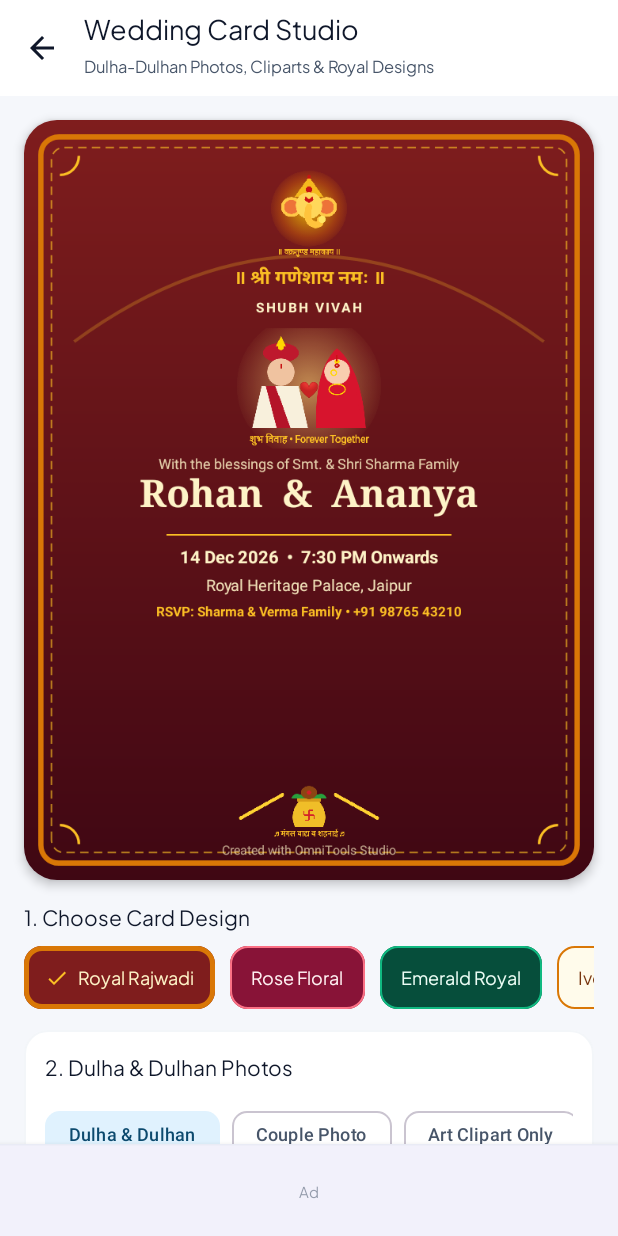
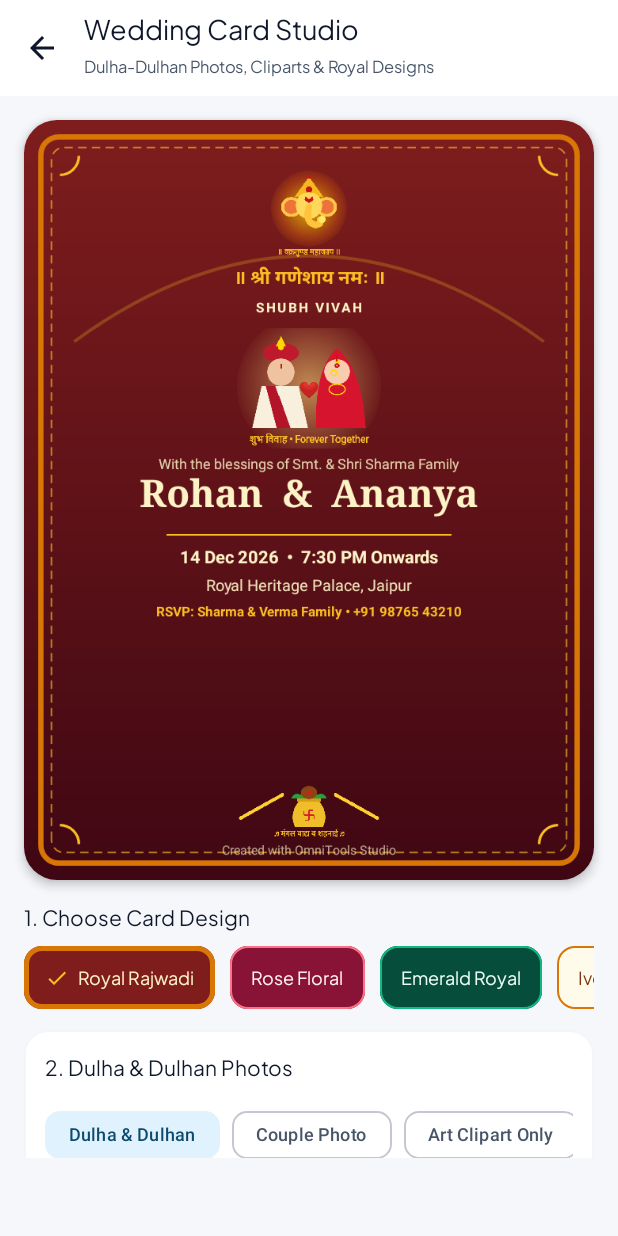
Before and after one commit to pickprimehelp/Omnitools-2.5, an Android app built with Jetpack Compose: the screen it shows after launch (MainActivity), after a tap on "TOP", on a phone screen of 412 x 824 dp. Run offline under Robolectric (Android 15) with nearby library versions, the phone set to English and light mode, and no system bars; our stand-ins replace AdMob; pictures from the network do not load.

Commit message:
refactor: update rewarded ad logic and app version
- Refactor `AdManager` to pass reward status to `onDismissed` callback.
- Migrate post-ad export actions to the dismissal event in `WatermarkExportBar`.
- Simplify `HomeScreen` header UI.
- Increment app version to 5.0.2.

```diff
--- a/app/build.gradle.kts
+++ b/app/build.gradle.kts
@@ -11,8 +11,8 @@ android {
         applicationId = "com.aistudio.omnitools.xkrvp"
         minSdk = 24
         targetSdk = 36
-        versionCode = 11
-        versionName = "5.0.1"
+        versionCode = 12
+        versionName = "5.0.2"
         multiDexEnabled = true
 
         testInstrumentationRunner = "androidx.test.runner.AndroidJUnitRunner"
--- a/app/src/main/java/com/example/ads/AdManager.kt
+++ b/app/src/main/java/com/example/ads/AdManager.kt
@@ -11,20 +11,15 @@ import android.view.View
 import android.view.ViewGroup
 import android.widget.FrameLayout
 import android.widget.Toast
+import androidx.compose.animation.animateContentSize
 import androidx.compose.foundation.layout.Box
-import androidx.compose.foundation.layout.Column
 import androidx.compose.foundation.layout.WindowInsets
 import androidx.compose.foundation.layout.fillMaxWidth
 import androidx.compose.foundation.layout.height
 import androidx.compose.foundation.layout.ime
 import androidx.compose.foundation.layout.navigationBars
-import androidx.compose.foundation.layout.padding
 import androidx.compose.foundation.layout.union
 import androidx.compose.foundation.layout.windowInsetsPadding
-import androidx.compose.material3.HorizontalDivider
-import androidx.compose.material3.MaterialTheme
-import androidx.compose.material3.Surface
-import androidx.compose.material3.Text
 import androidx.compose.runtime.Composable
 import androidx.compose.runtime.DisposableEffect
 import androidx.compose.runtime.LaunchedEffect
@@ -353,7 +348,7 @@ object AdManager {
         onLoadingChanged: (Boolean) -> Unit = {},
         onRewardEarned: () -> Unit,
         onAdUnavailable: () -> Unit = {},
-        onDismissed: () -> Unit = {}
+        onDismissed: (rewardEarned: Boolean) -> Unit = {}
     ) {
         runOnMain {
             if (isShowingRewarded || isShowingInterstitial || activity.isFinishing || activity.isDestroyed) {
@@ -387,7 +382,7 @@ object AdManager {
                     preloadRewarded(activity)
                 }
             }
-            handler.postDelayed(timeoutRunnable, 8_000L)
+            handler.postDelayed(timeoutRunnable, 15_000L)
 
             try {
                 RewardedAd.load(
@@ -421,11 +416,12 @@ object AdManager {
                                 handler.removeCallbacks(timeoutRunnable)
                                 onLoadingChanged(false)
                                 Log.w(TAG, "On-demand Rewarded load failed (${error.code}): ${error.message}")
-                                Toast.makeText(
-                                    activity,
-                                    "Ad unavailable right now. Save with watermark or try again shortly.",
-                                    Toast.LENGTH_SHORT
-                                ).show()
+                                val toastMsg = if (BuildConfig.DEBUG) {
+                                    "Rewarded Err ${error.code}: ${error.message.take(40)}"
+                                } else {
+                                    "Ad unavailable right now. Save with watermark or try again shortly."
+                                }
+                                Toast.makeText(activity, toastMsg, Toast.LENGTH_SHORT).show()
                                 onAdUnavailable()
                                 retryRewarded()
                             }
@@ -448,7 +444,7 @@ object AdManager {
         activity: Activity,
         ad: RewardedAd,
         onRewardEarned: () -> Unit,
-        onDismissed: () -> Unit
+        onDismissed: (rewardEarned: Boolean) -> Unit
     ) {
         isShowingRewarded = true
         var rewardEarned = false
@@ -464,14 +460,14 @@ object AdManager {
                         Toast.LENGTH_SHORT
                     ).show()
                 }
-                onDismissed()
+                onDismissed(rewardEarned)
             }
 
             override fun onAdFailedToShowFullScreenContent(error: AdError) {
                 isShowingRewarded = false
                 Log.w(TAG, "Rewarded show failed: ${error.message}")
                 appContext?.let { preloadRewarded(it) }
-                onDismissed()
+                onDismissed(false)
             }
         }
 
@@ -486,51 +482,34 @@ object AdManager {
             isShowingRewarded = false
             Log.e(TAG, "Rewarded show exception", t)
             appContext?.let { preloadRewarded(it) }
-            onDismissed()
+            onDismissed(false)
         }
     }
 }
 
 private class BannerAdHolder(
     context: Context,
-    private val onLoadedStateChanged: (Boolean) -> Unit,
-    private val onHeightChanged: (Float) -> Unit,
-    private val onStatusTextChanged: (String) -> Unit
+    private val onVisibilityChanged: (visible: Boolean) -> Unit
 ) {
 
     private val adContext: Context = context.findActivity() ?: context
-    private val density: Float = adContext.resources.displayMetrics.density.takeIf { it > 0f } ?: 1f
     val container = FrameLayout(adContext)
     private var adView: AdView? = null
     private val handler = Handler(Looper.getMainLooper())
 
-    val initialHeightDp: Float
     var hasLoaded = false
     var isLoading = false
     var isDisposed = false
     private var sdkInitialized = false
-    private var useStandardBannerFallback = false
-
     private var retryCount = 0
     private var retriesExhausted = false
     private var pendingRetry: Runnable? = null
 
     init {
-        val estimatedWidthDp = (adContext.resources.displayMetrics.widthPixels / density).toInt().coerceAtLeast(320)
-        val estimatedSize = try {
-            AdSize.getCurrentOrientationAnchoredAdaptiveBannerAdSize(adContext, estimatedWidthDp)
-        } catch (_: Throwable) {
-            AdSize.BANNER
-        }
-        val estimatedHeightPx = estimatedSize.getHeightInPixels(adContext).coerceAtLeast((50f * density).toInt())
-        // Add +2dp slack so Compose density rounding never clips AdView height by 1px
-        initialHeightDp = (kotlin.math.ceil(estimatedHeightPx / density) + 2f).coerceAtLeast(54f)
-
         container.layoutParams = ViewGroup.LayoutParams(
             ViewGroup.LayoutParams.MATCH_PARENT,
-            ViewGroup.LayoutParams.MATCH_PARENT
+            ViewGroup.LayoutParams.WRAP_CONTENT
         )
-        container.minimumHeight = estimatedHeightPx
 
         container.addOnAttachStateChangeListener(object : View.OnAttachStateChangeListener {
             override fun onViewAttachedToWindow(v: View) {
@@ -553,17 +532,6 @@ private class BannerAdHolder(
                 }
             }
         })
-
-        container.addOnLayoutChangeListener { _, left, top, right, bottom, oldLeft, oldTop, oldRight, oldBottom ->
-            if (isDisposed) return@addOnLayoutChangeListener
-            val newWidth = right - left
-            val newHeight = bottom - top
-            val oldWidth = oldRight - oldLeft
-            val oldHeight = oldBottom - oldTop
-            if (newWidth > 0 && newHeight > 0 && (newWidth != oldWidth || newHeight != oldHeight) && adView == null) {
-                container.post { tryLoadIfReady() }
-            }
-        }
     }
 
     fun setSdkInitialized(initialized: Boolean) {
@@ -588,40 +556,18 @@ private class BannerAdHolder(
 
     private fun ensureAdViewCreated(): AdView? {
         adView?.let { return it }
-        if (isDisposed || !container.isAttachedToWindow || container.width <= 0 || container.height <= 0) {
+        if (isDisposed || !container.isAttachedToWindow) {
             return null
         }
 
-        val adSize = if (useStandardBannerFallback) {
-            AdSize.BANNER
-        } else {
-            val availableWidthDp = kotlin.math.floor(container.width / density).toInt()
-            val safeWidthDp = if (availableWidthDp >= 304) {
-                availableWidthDp - 2
-            } else {
-                availableWidthDp.coerceAtLeast(300)
-            }
-            try {
-                AdSize.getCurrentOrientationAnchoredAdaptiveBannerAdSize(adContext, safeWidthDp)
-            } catch (e: Throwable) {
-                Log.e("TopBannerAd", "Adaptive banner size fallback", e)
-                AdSize.BANNER
-            }
-        }
-
-        val adHeightPx = adSize.getHeightInPixels(adContext).coerceAtLeast((50f * density).toInt())
-        val actualHeightDp = (kotlin.math.ceil(adHeightPx / density) + 2f).coerceAtLeast(54f)
-        container.minimumHeight = adHeightPx
-        onHeightChanged(actualHeightDp)
-
         val view = AdView(adContext)
         view.adUnitId = AdManager.BANNER_ID
-        view.setAdSize(adSize)
+        view.setAdSize(AdSize.BANNER)
         view.adListener = object : AdListener() {
             override fun onAdLoaded() {
                 if (isDisposed) return
                 hasLoaded = true
-                isLoading = false
+                this@BannerAdHolder.isLoading = false
                 retryCount = 0
                 retriesExhausted = false
                 pendingRetry?.let { handler.removeCallbacks(it) }
@@ -634,30 +580,22 @@ private class BannerAdHolder(
                 view.visibility = View.VISIBLE
                 view.requestLayout()
                 container.requestLayout()
-                container.invalidate()
-                onLoadedStateChanged(true)
-                onStatusTextChanged("Ad")
-                Log.d("TopBannerAd", "Banner loaded (${adSize.width}x${adSize.height}dp)")
+                onVisibilityChanged(true)
+                Log.d("TopBannerAd", "Standard 320x50 banner loaded")
             }
 
             override fun onAdFailedToLoad(error: LoadAdError) {
-                isLoading = false
-                onLoadedStateChanged(false)
-                val shortMsg = error.message.take(36)
-                onStatusTextChanged(
-                    if (BuildConfig.DEBUG) "Ad • Err ${error.code}: $shortMsg" else "Ad"
-                )
+                this@BannerAdHolder.isLoading = false
                 Log.w("TopBannerAd", "Banner load failed (${error.code}): ${error.message}")
+                if (!hasLoaded) {
+                    container.visibility = View.GONE
+                    onVisibilityChanged(false)
+                }
                 if (isDisposed || hasLoaded || pendingRetry != null) return
 
-                if (retryCount < 5) {
-                    val delays = longArrayOf(4_000L, 8_000L, 15_000L, 30_000L, 60_000L)
+                if (retryCount < 4) {
+                    val delays = longArrayOf(8_000L, 15_000L, 30_000L, 60_000L)
                     val delay = delays[retryCount++]
-                    // Alternate to standard 320x50 banner if adaptive failed, in case inventory/size caused rejection
-                    if (!useStandardBannerFallback && retryCount == 1) {
-                        useStandardBannerFallback = true
-                        destroyCurrentAdView()
-                    }
                     val retry = Runnable {
                         pendingRetry = null
                         tryLoadIfReady(fromRetry = true)
@@ -672,7 +610,7 @@ private class BannerAdHolder(
 
         val params = FrameLayout.LayoutParams(
             ViewGroup.LayoutParams.MATCH_PARENT,
-            adHeightPx,
+            ViewGroup.LayoutParams.WRAP_CONTENT,
             Gravity.CENTER
         )
         container.removeAllViews()
@@ -688,12 +626,12 @@ private class BannerAdHolder(
     fun tryLoadIfReady(fromRetry: Boolean = false) {
         if (isDisposed || !sdkInitialized || hasLoaded || isLoading) return
         if (!fromRetry && (pendingRetry != null || retriesExhausted)) return
-        if (!container.isAttachedToWindow || container.width <= 0 || container.height <= 0) return
+        if (!container.isAttachedToWindow) return
+
         val view = ensureAdViewCreated() ?: return
         isLoading = true
-        if (BuildConfig.DEBUG) {
-            onStatusTextChanged("Ad • Loading...")
-        }
+        container.visibility = View.VISIBLE
+        onVisibilityChanged(true)
         view.post {
             if (isDisposed || hasLoaded || adView !== view) {
                 isLoading = false
@@ -703,8 +641,9 @@ private class BannerAdHolder(
                 view.loadAd(AdRequest.Builder().build())
             } catch (t: Throwable) {
                 isLoading = false
-                if (BuildConfig.DEBUG) {
-                    onStatusTextChanged("Ad • Exception: ${t.message?.take(28)}")
+                if (!hasLoaded) {
+                    container.visibility = View.GONE
+                    onVisibilityChanged(false)
                 }
                 Log.e("TopBannerAd", "Banner load exception", t)
             }
@@ -749,19 +688,13 @@ private class BannerAdHolder(
 @Composable
 fun TopBannerAd(modifier: Modifier = Modifier) {
     val context = LocalContext.current
-    var isBannerLoaded by remember { mutableStateOf(false) }
-    var bannerHeightDp by remember { mutableStateOf(56f) }
-    var statusText by remember { mutableStateOf(if (BuildConfig.DEBUG) "Ad • Init..." else "Ad") }
+    var showBannerSpace by remember { mutableStateOf(true) }
     val holder = remember(context) {
         AdManager.initialize(context)
         BannerAdHolder(
             context = context,
-            onLoadedStateChanged = { loaded -> isBannerLoaded = loaded },
-            onHeightChanged = { heightDp -> bannerHeightDp = heightDp },
-            onStatusTextChanged = { text -> statusText = text }
-        ).also {
-            bannerHeightDp = it.initialHeightDp
-        }
+            onVisibilityChanged = { visible -> showBannerSpace = visible }
+        )
     }
     val isInitialized by AdManager.isInitializedFlow.collectAsStateWithLifecycle()
     val lifecycleOwner = LocalLifecycleOwner.current
@@ -785,39 +718,25 @@ fun TopBannerAd(modifier: Modifier = Modifier) {
         }
     }
 
-    // Docked cleanly in screen footer, always positioned above system navigation/function buttons & IME
-    Surface(
+    // No empty grey box or "Ad" placeholder: collapses cleanly to 0dp when no banner ad is available
+    Box(
         modifier = modifier
             .fillMaxWidth()
-            .windowInsetsPadding(WindowInsets.navigationBars.union(WindowInsets.ime))
+            .then(
+                if (showBannerSpace) {
+                    Modifier.windowInsetsPadding(WindowInsets.navigationBars.union(WindowInsets.ime))
+                } else {
+                    Modifier
+                }
+            )
+            .animateContentSize()
             .testTag("banner_ad_container"),
-        color = MaterialTheme.colorScheme.surface,
-        tonalElevation = 2.dp,
-        shadowElevation = 6.dp
-    ) {
-        Column(modifier = Modifier.fillMaxWidth()) {
-            HorizontalDivider(color = MaterialTheme.colorScheme.outline.copy(alpha = 0.55f))
-            Box(
-                modifier = Modifier
-                    .fillMaxWidth()
-                    .padding(vertical = 2.dp)
-                    .height(bannerHeightDp.dp),
         contentAlignment = Alignment.Center
     ) {
-                if (!isBannerLoaded) {
-                    Text(
-                        text = statusText,
-                        fontSize = if (BuildConfig.DEBUG) 11.sp else 10.sp,
-                        maxLines = 1,
-                        color = MaterialTheme.colorScheme.onSurfaceVariant.copy(
-                            alpha = if (BuildConfig.DEBUG) 0.75f else 0.55f
-                        )
-                    )
-                }
         AndroidView(
             modifier = Modifier
                 .fillMaxWidth()
-                        .height(bannerHeightDp.dp),
+                .height(if (showBannerSpace) 52.dp else 0.dp),
             factory = { holder.container },
             update = {
                 holder.setSdkInitialized(isInitialized)
@@ -825,5 +744,3 @@ fun TopBannerAd(modifier: Modifier = Modifier) {
         )
     }
 }
-    }
-}
--- a/app/src/main/java/com/example/ui/screens/HomeScreen.kt
+++ b/app/src/main/java/com/example/ui/screens/HomeScreen.kt
@@ -164,27 +164,22 @@ fun HomeScreen(
                             )
                             Spacer(modifier = Modifier.width(10.dp))
                             Column {
-                                Row(verticalAlignment = Alignment.CenterVertically) {
                                 Text(
                                     text = "OmniTools",
                                     fontWeight = FontWeight.ExtraBold,
-                                        fontSize = 19.sp,
-                                        fontFamily = PlusJakartaSansFamily
+                                    fontSize = 18.sp,
+                                    fontFamily = PlusJakartaSansFamily,
+                                    maxLines = 1,
+                                    overflow = TextOverflow.Ellipsis
                                 )
-                                    Spacer(modifier = Modifier.width(6.dp))
-                                    Surface(
-                                        color = IndigoPrimary.copy(alpha = 0.14f),
-                                        shape = RoundedCornerShape(6.dp)
-                                    ) {
                                 Text(
-                                            text = "STUDIO",
-                                            modifier = Modifier.padding(horizontal = 6.dp, vertical = 2.dp),
+                                    text = "PRO STUDIO",
                                     color = MaterialTheme.colorScheme.primary,
-                                            fontSize = 9.sp,
-                                            fontWeight = FontWeight.ExtraBold
+                                    fontSize = 9.5.sp,
+                                    fontWeight = FontWeight.ExtraBold,
+                                    letterSpacing = 0.8.sp,
+                                    maxLines = 1
                                 )
-                                    }
-                                }
                             }
                         }
                     }
```
Also changed, not shown: app/src/main/java/com/example/ui/components/WatermarkExportBar.kt (+9 -5 lines), 1 other file. Lines whose indentation alone changed are shown as unchanged.
